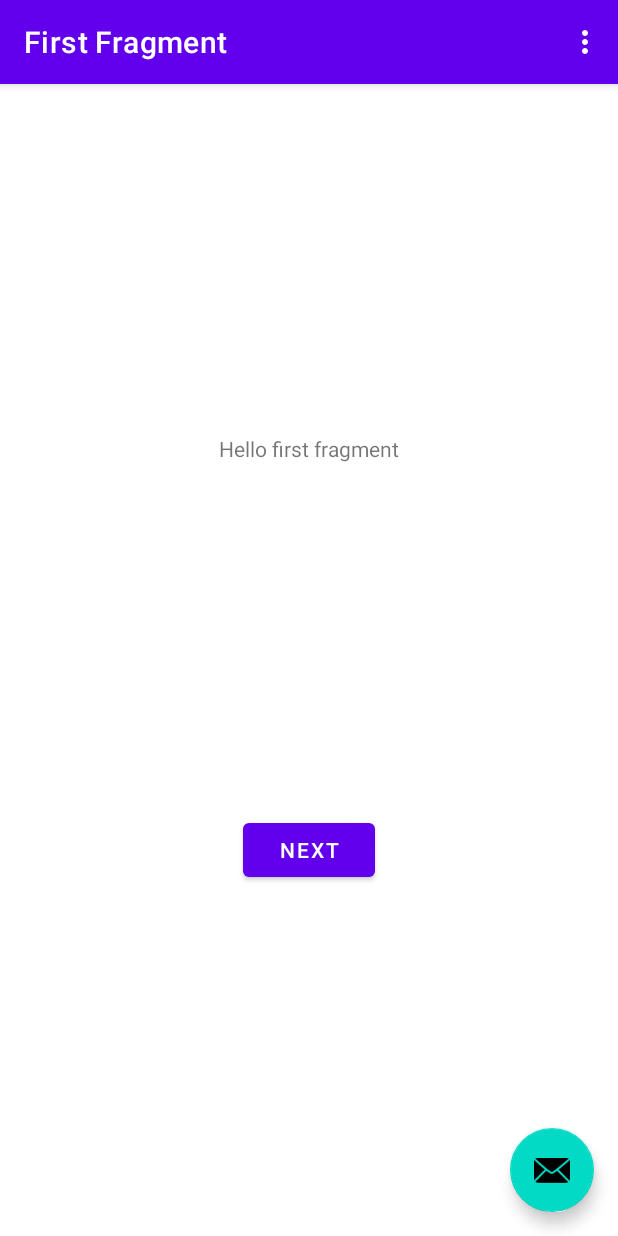
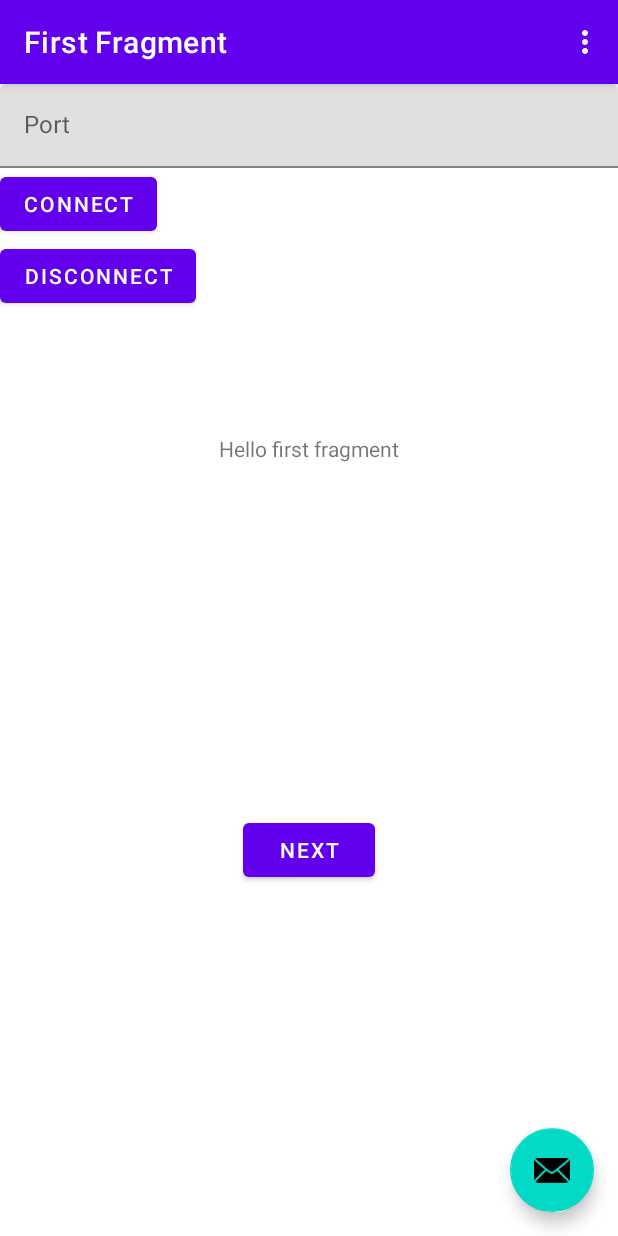
Before and after one commit to mjbaucas/Android2PythonTCP, an Android app: the screen it shows after launch (MainActivity), on a phone screen of 412 x 824 dp. Run offline under Robolectric (Android 15) with nearby library versions, the phone set to English and light mode, and no system bars; our stand-ins replace navigation-ui.

Commit message:
Added TCP code for android

```diff
--- a/app/src/main/res/layout/activity_main.xml
+++ b/app/src/main/res/layout/activity_main.xml
@@ -31,4 +31,46 @@
         android:layout_marginBottom="16dp"
         app:srcCompat="@android:drawable/ic_dialog_email" />
 
+    <androidx.appcompat.widget.LinearLayoutCompat
+        android:layout_width="fill_parent"
+        android:layout_height="fill_parent"
+        android:orientation="vertical">
+
+        <com.google.android.material.textfield.TextInputLayout
+            android:layout_width="match_parent"
+            android:layout_height="wrap_content"
+            android:hint="@string/hostname"
+            android:id="@+id/hostname">
+
+            <com.google.android.material.textfield.TextInputEditText
+                android:layout_width="match_parent"
+                android:layout_height="wrap_content"/>
+
+        </com.google.android.material.textfield.TextInputLayout>
+
+        <com.google.android.material.textfield.TextInputLayout
+            android:layout_width="match_parent"
+            android:layout_height="wrap_content"
+            android:hint="@string/port"
+            android:inputType="number"
+            android:id="@+id/port">
+
+            <com.google.android.material.textfield.TextInputEditText
+                android:layout_width="match_parent"
+                android:layout_height="wrap_content"/>
+
+        </com.google.android.material.textfield.TextInputLayout>
+
+        <Button android:id="@+id/connectButton"
+            android:layout_width="wrap_content"
+            android:layout_height="wrap_content"
+            android:text="@string/connect"/>
+
+        <Button android:id="@+id/disconnectButton"
+            android:layout_width="wrap_content"
+            android:layout_height="wrap_content"
+            android:text="@string/disconnect"/>
+
+    </androidx.appcompat.widget.LinearLayoutCompat>
+
 </androidx.coordinatorlayout.widget.CoordinatorLayout>
--- a/app/src/main/res/values/strings.xml
+++ b/app/src/main/res/values/strings.xml
@@ -9,4 +9,11 @@
 
     <string name="hello_first_fragment">Hello first fragment</string>
     <string name="hello_second_fragment">Hello second fragment. Arg: %1$s</string>
+
+    <string name="connect">Connect</string>
+    <string name="disconnect">Disconnect</string>
+
+    <string name="hostname">Hostname</string>
+    <string name="port">Port</string>
+
 </resources>
```
Also changed, not shown: app/src/main/java/com/mjbaucas/android2pythontcp/MainActivity.java (+53 -0 lines).
